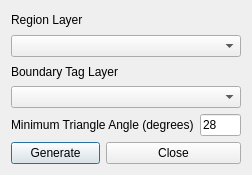
This is source/frmListBox.ui in lutraconsulting/qgis-anuga-gui-plugin as Qt 5 draws it before an edit. The edited form follows.
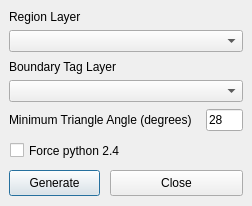
This is the edited form.

```diff
--- a/source/frmListBox.ui
+++ b/source/frmListBox.ui
@@ -6,62 +6,123 @@
     <x>0</x>
     <y>0</y>
     <width>252</width>
-    <height>175</height>
+    <height>206</height>
    </rect>
   </property>
   <property name="windowTitle" >
    <string>ANUGA Interface - Generate Mesh</string>
   </property>
-  <layout class="QGridLayout" >
-   <item row="0" column="0" colspan="3" >
     <widget class="QLabel" name="label" >
+   <property name="geometry" >
+    <rect>
+     <x>9</x>
+     <y>9</y>
+     <width>234</width>
+     <height>16</height>
+    </rect>
+   </property>
      <property name="text" >
       <string>Region Layer</string>
      </property>
     </widget>
-   </item>
-   <item row="1" column="0" colspan="3" >
-    <widget class="QComboBox" name="regionComboBox" />
-   </item>
-   <item row="2" column="0" colspan="3" >
+  <widget class="QComboBox" name="regionComboBox" >
+   <property name="geometry" >
+    <rect>
+     <x>9</x>
+     <y>30</y>
+     <width>234</width>
+     <height>22</height>
+    </rect>
+   </property>
+  </widget>
     <widget class="QLabel" name="label_2" >
+   <property name="geometry" >
+    <rect>
+     <x>9</x>
+     <y>59</y>
+     <width>234</width>
+     <height>16</height>
+    </rect>
+   </property>
      <property name="text" >
       <string>Boundary Tag Layer</string>
      </property>
     </widget>
-   </item>
-   <item row="3" column="0" colspan="3" >
-    <widget class="QComboBox" name="boundaryTagComboBox" />
-   </item>
-   <item row="4" column="0" colspan="2" >
+  <widget class="QComboBox" name="boundaryTagComboBox" >
+   <property name="geometry" >
+    <rect>
+     <x>9</x>
+     <y>80</y>
+     <width>234</width>
+     <height>22</height>
+    </rect>
+   </property>
+  </widget>
     <widget class="QLabel" name="label_3" >
+   <property name="geometry" >
+    <rect>
+     <x>9</x>
+     <y>109</y>
+     <width>192</width>
+     <height>22</height>
+    </rect>
+   </property>
      <property name="text" >
       <string>Minimum Triangle Angle (degrees)</string>
      </property>
     </widget>
-   </item>
-   <item row="4" column="2" >
     <widget class="QLineEdit" name="minTriAngleLineEdit" >
+   <property name="geometry" >
+    <rect>
+     <x>206</x>
+     <y>109</y>
+     <width>37</width>
+     <height>22</height>
+    </rect>
+   </property>
      <property name="text" >
       <string>28</string>
      </property>
     </widget>
-   </item>
-   <item row="5" column="0" >
     <widget class="QPushButton" name="generateButton" >
+   <property name="geometry" >
+    <rect>
+     <x>9</x>
+     <y>170</y>
+     <width>91</width>
+     <height>26</height>
+    </rect>
+   </property>
      <property name="text" >
       <string>Generate</string>
      </property>
     </widget>
-   </item>
-   <item row="5" column="1" colspan="2" >
     <widget class="QPushButton" name="closeButton" >
+   <property name="geometry" >
+    <rect>
+     <x>110</x>
+     <y>170</y>
+     <width>133</width>
+     <height>26</height>
+    </rect>
+   </property>
      <property name="text" >
       <string>Close</string>
      </property>
     </widget>
-   </item>
-  </layout>
+  <widget class="QCheckBox" name="force24CheckBox" >
+   <property name="geometry" >
+    <rect>
+     <x>10</x>
+     <y>140</y>
+     <width>171</width>
+     <height>21</height>
+    </rect>
+   </property>
+   <property name="text" >
+    <string>Force python 2.4</string>
+   </property>
+  </widget>
  </widget>
  <resources/>
  <connections>
```
Lines whose indentation alone changed are shown as unchanged.
